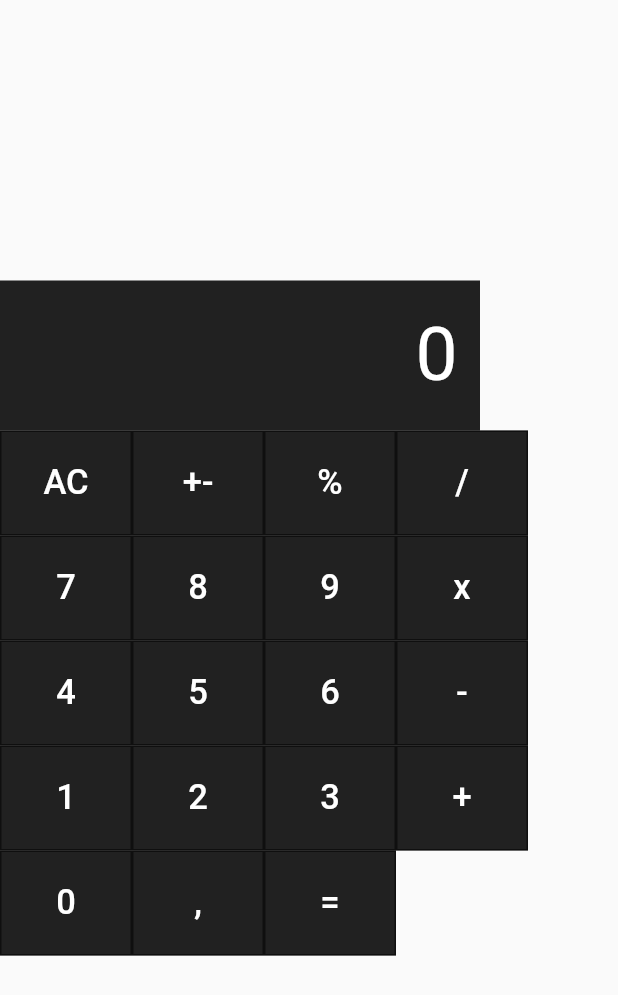
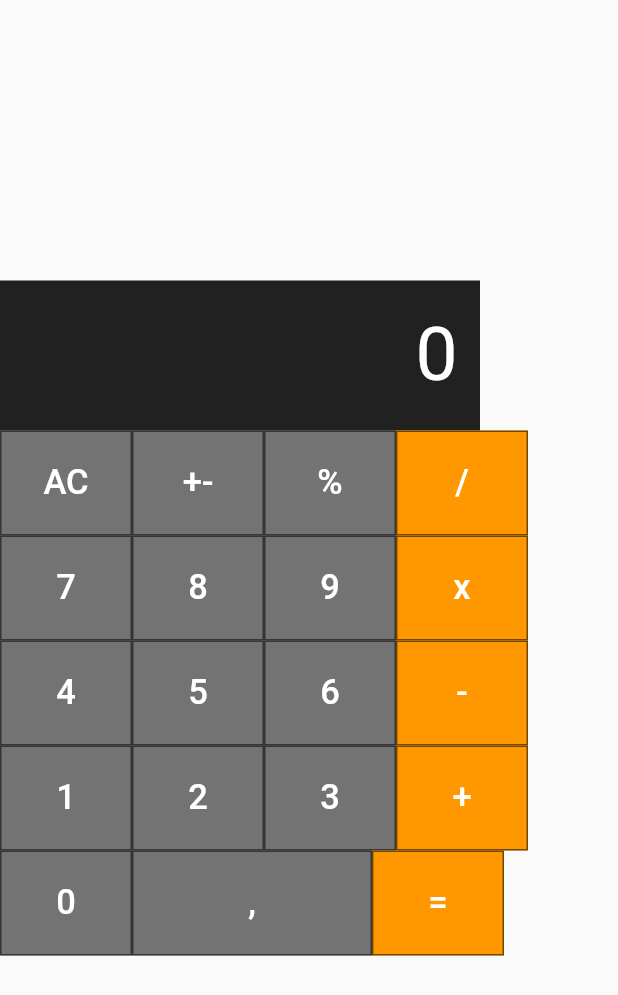
Before and after one commit to wallacewolv/calculator_flutter, a Flutter app: the screen it shows after launch, on a phone screen of 412 x 824 dp. Shown: the top 995 px of the screen. Run offline on Flutter 3.47's test engine with Material 2 defaults, Android fonts, the phone set to English and light mode, and no system bars; Roboto replaces fonts that are missing (Arial).

Commit message:
Adicionando cores e Sized nos buttons

```diff
--- a/lib/main.dart
+++ b/lib/main.dart
@@ -32,7 +32,11 @@ class _MyHomePageState extends State<MyHomePage> {
   @override
   Widget build(BuildContext context) {
     return Scaffold(
-      body: Center(
+      body: GestureDetector(
+        onTapDown: (_) {
+          setState(() {});
+        },
+        child: Center(
           child: Column(
             mainAxisAlignment: MainAxisAlignment.center,
             children: <Widget>[
@@ -60,7 +64,7 @@ class _MyHomePageState extends State<MyHomePage> {
                   Button(
                     key: UniqueKey(),
                     text: "AC",
-                  color: Colors.black87,
+                    color: Colors.black54,
                     functionButton: () {
                       setState(() {
                         this.result = "0";
@@ -71,7 +75,7 @@ class _MyHomePageState extends State<MyHomePage> {
                   Button(
                     key: UniqueKey(),
                     text: "+-",
-                  color: Colors.black87,
+                    color: Colors.black54,
                     functionButton: () {
                       setState(() {
                         this.result = "0";
@@ -82,7 +86,7 @@ class _MyHomePageState extends State<MyHomePage> {
                   Button(
                     key: UniqueKey(),
                     text: "%",
-                  color: Colors.black87,
+                    color: Colors.black54,
                     functionButton: () {
                       setState(() {
                         this.result = "0";
@@ -93,7 +97,7 @@ class _MyHomePageState extends State<MyHomePage> {
                   Button(
                     key: UniqueKey(),
                     text: "/",
-                  color: Colors.black87,
+                    color: Colors.orange,
                     functionButton: () {
                       setState(() {
                         this.result = "0";
@@ -108,7 +112,7 @@ class _MyHomePageState extends State<MyHomePage> {
                   Button(
                     key: UniqueKey(),
                     text: "7",
-                  color: Colors.black87,
+                    color: Colors.black54,
                     functionButton: () {
                       setState(() {
                         this.result = "0";
@@ -119,7 +123,7 @@ class _MyHomePageState extends State<MyHomePage> {
                   Button(
                     key: UniqueKey(),
                     text: "8",
-                  color: Colors.black87,
+                    color: Colors.black54,
                     functionButton: () {
                       setState(() {
                         this.result = "0";
@@ -130,7 +134,7 @@ class _MyHomePageState extends State<MyHomePage> {
                   Button(
                     key: UniqueKey(),
                     text: "9",
-                  color: Colors.black87,
+                    color: Colors.black54,
                     functionButton: () {
                       setState(() {
                         this.result = "0";
@@ -141,7 +145,7 @@ class _MyHomePageState extends State<MyHomePage> {
                   Button(
                     key: UniqueKey(),
                     text: "x",
-                  color: Colors.black87,
+                    color: Colors.orange,
                     functionButton: () {
                       setState(() {
                         this.result = "0";
@@ -156,7 +160,7 @@ class _MyHomePageState extends State<MyHomePage> {
                   Button(
                     key: UniqueKey(),
                     text: "4",
-                  color: Colors.black87,
+                    color: Colors.black54,
                     functionButton: () {
                       setState(() {
                         this.result = "0";
@@ -167,7 +171,7 @@ class _MyHomePageState extends State<MyHomePage> {
                   Button(
                     key: UniqueKey(),
                     text: "5",
-                  color: Colors.black87,
+                    color: Colors.black54,
                     functionButton: () {
                       setState(() {
                         this.result = "0";
@@ -178,7 +182,7 @@ class _MyHomePageState extends State<MyHomePage> {
                   Button(
                     key: UniqueKey(),
                     text: "6",
-                  color: Colors.black87,
+                    color: Colors.black54,
                     functionButton: () {
                       setState(() {
                         this.result = "0";
@@ -189,7 +193,7 @@ class _MyHomePageState extends State<MyHomePage> {
                   Button(
                     key: UniqueKey(),
                     text: "-",
-                  color: Colors.black87,
+                    color: Colors.orange,
                     functionButton: () {
                       setState(() {
                         this.result = "0";
@@ -204,7 +208,7 @@ class _MyHomePageState extends State<MyHomePage> {
                   Button(
                     key: UniqueKey(),
                     text: "1",
-                  color: Colors.black87,
+                    color: Colors.black54,
                     functionButton: () {
                       setState(() {
                         this.result = "0";
@@ -215,7 +219,7 @@ class _MyHomePageState extends State<MyHomePage> {
                   Button(
                     key: UniqueKey(),
                     text: "2",
-                  color: Colors.black87,
+                    color: Colors.black54,
                     functionButton: () {
                       setState(() {
                         this.result = "0";
@@ -226,7 +230,7 @@ class _MyHomePageState extends State<MyHomePage> {
                   Button(
                     key: UniqueKey(),
                     text: "3",
-                  color: Colors.black87,
+                    color: Colors.black54,
                     functionButton: () {
                       setState(() {
                         this.result = "0";
@@ -237,7 +241,7 @@ class _MyHomePageState extends State<MyHomePage> {
                   Button(
                     key: UniqueKey(),
                     text: "+",
-                  color: Colors.black87,
+                    color: Colors.orange,
                     functionButton: () {
                       setState(() {
                         this.result = "0";
@@ -252,7 +256,7 @@ class _MyHomePageState extends State<MyHomePage> {
                   Button(
                     key: UniqueKey(),
                     text: "0",
-                  color: Colors.black87,
+                    color: Colors.black54,
                     functionButton: () {
                       setState(() {
                         this.result = "0";
@@ -260,10 +264,12 @@ class _MyHomePageState extends State<MyHomePage> {
                       });
                     },
                   ),
-                Button(
+                  SizedBox(
+                    width: 160,
+                    child: Button(
                       key: UniqueKey(),
                       text: ",",
-                  color: Colors.black87,
+                      color: Colors.black54,
                       functionButton: () {
                         setState(() {
                           this.result = "0";
@@ -271,10 +277,11 @@ class _MyHomePageState extends State<MyHomePage> {
                         });
                       },
                     ),
+                  ),
                   Button(
                     key: UniqueKey(),
                     text: "=",
-                  color: Colors.black87,
+                    color: Colors.orange,
                     functionButton: () {
                       setState(() {
                         this.result = "0";
@@ -287,6 +294,7 @@ class _MyHomePageState extends State<MyHomePage> {
             ],
           ),
         ),
+      ),
     );
   }
 }
```
Lines whose indentation alone changed are shown as unchanged.
